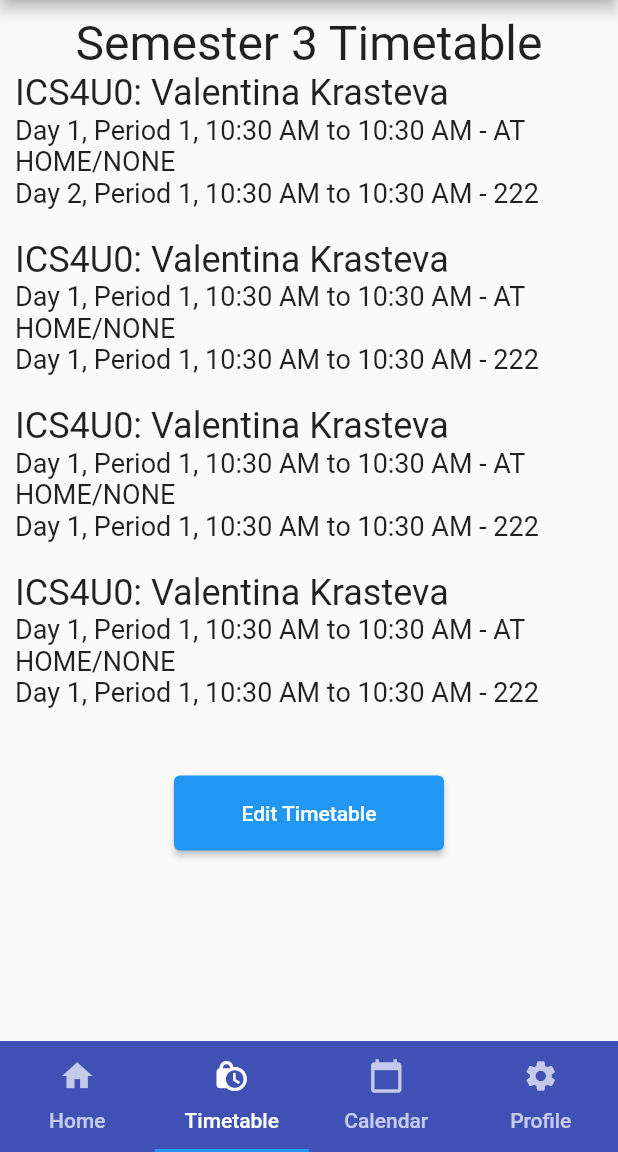
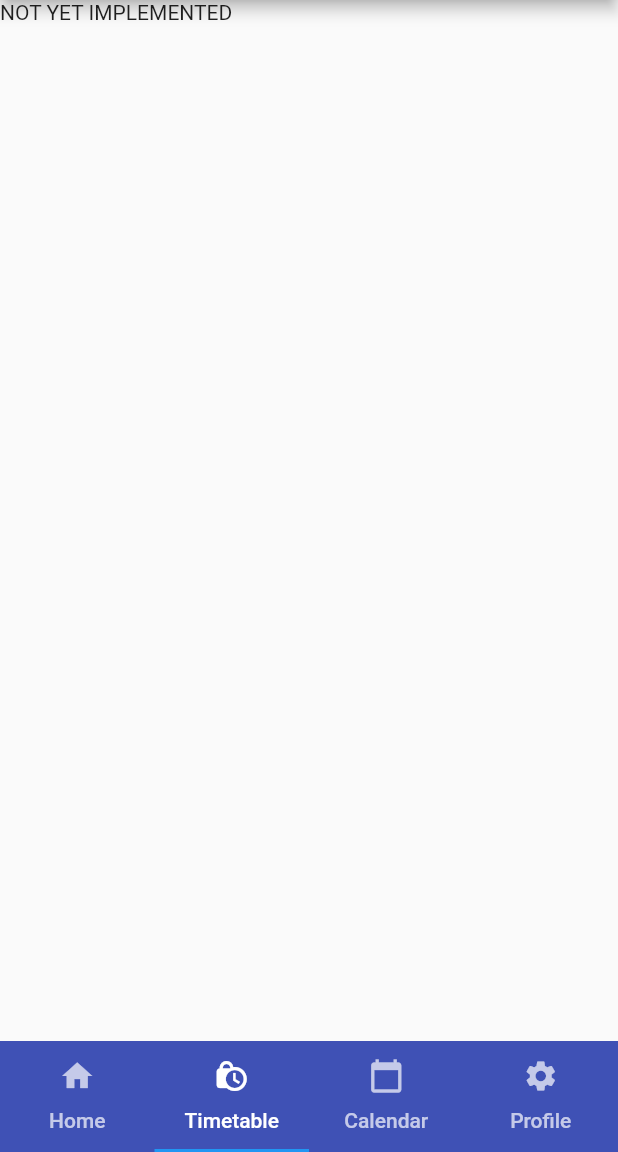
Before and after one commit to toolmac/app, a Flutter app: the HomePage screen opened directly, item 2 of the bottom bar chosen, after a tap on "Edit Timetable", on a phone screen of 412 x 824 dp, the part 84-1236 px from its top. Run offline on Flutter 3.47's test engine with Material 2 defaults, Android fonts, the phone set to English and light mode, and no system bars; our stand-ins replace table_calendar.

Commit message:
Add day display

```diff
--- a/lib/main.dart
+++ b/lib/main.dart
@@ -1,5 +1,6 @@
 import 'package:flutter/material.dart';
 import 'package:table_calendar/table_calendar.dart';
+import 'package:intl/intl.dart';
 
 void main() {
   runApp(App());
@@ -95,7 +96,10 @@ class _LogInPageState extends State<LogInPage> {
                     Text('Don\'t have an account? '),
                     GestureDetector(
                       onTap: () {
-                        Navigator.of(context).pushReplacement(new MaterialPageRoute(builder: (BuildContext context) => SignUpPage()));
+                        Navigator.of(context).pushReplacement(
+                            new MaterialPageRoute(
+                                builder: (BuildContext context) =>
+                                    SignUpPage()));
                       },
                       child: Text(
                         'Sign Up',
@@ -272,7 +276,10 @@ class _SignUpPageState extends State<SignUpPage> {
                     Text('Already have an account? '),
                     GestureDetector(
                       onTap: () {
-                        Navigator.of(context).pushReplacement(new MaterialPageRoute(builder: (BuildContext context) => LogInPage()));
+                        Navigator.of(context).pushReplacement(
+                            new MaterialPageRoute(
+                                builder: (BuildContext context) =>
+                                    LogInPage()));
                       },
                       child: Text(
                         'Log In',
@@ -464,13 +471,38 @@ class _AnnouncementsScreenState extends State<AnnouncementsScreen>
   @override
   bool get wantKeepAlive => true;
 
+  String dateToVerbose(DateTime d) {
+    final DateFormat formatter = DateFormat('EEEE, MMMM d, y');
+    return formatter.format(d);
+  }
+
   @override
   Widget build(BuildContext context) {
     super.build(context);
+    var now = DateTime.now();
     return Container(
       child: SingleChildScrollView(
         child: Center(
           child: Column(children: <Widget>[
+            Container(
+                width: double.infinity,
+                margin: EdgeInsets.all(10),
+                child: Card(
+                    child: Padding(
+                  padding: EdgeInsets.all(15),
+                  child: Column(
+                    children: <Widget>[
+                      Text(dateToVerbose(now),
+                          style: TextStyle(
+                            fontSize: 28,
+                          )),
+                      Text('Day 4',
+                          style: TextStyle(
+                            fontSize: 28,
+                          )),
+                    ],
+                  ),
+                ))),
             AnnouncementWidget(Announcement(
               title: 'THIS IS AN ANNOUNCEMENT',
               from: 'TOOLMAC ADMINS',
@@ -646,9 +678,7 @@ class _TimetableScreenState extends State<TimetableScreen>
 
   _TimetableScreenState({this.timetable = const Timetable()});
 
-  @override
-  Widget build(BuildContext context) {
-    super.build(context);
+  Widget viewTimetable(BuildContext context) {
     var sem = timetable.semester;
     return Container(
       margin: EdgeInsets.all(10.0),
@@ -706,7 +736,10 @@ class _TimetableScreenState extends State<TimetableScreen>
             padding: EdgeInsets.only(top: 25),
             child: ElevatedButton(
               child: Text('Edit Timetable'),
-              onPressed: () {},
+              onPressed: () {
+                editing = true;
+                setState(() {});
+              },
               style: ButtonStyle(
                 minimumSize: MaterialStateProperty.all(Size(180, 50)),
               ),
@@ -717,7 +750,28 @@ class _TimetableScreenState extends State<TimetableScreen>
     );
   }
 
+  Widget editTimetable(BuildContext context) {
+    return Text('NOT YET IMPLEMENTED');
+    /*
+    return Container(
+      margin: EdgeInsets.all(10.0),
+      child:
+    );
+    */
+  }
+
+  @override
+  Widget build(BuildContext context) {
+    super.build(context);
+    if (editing) {
+      return editTimetable(context);
+    } else {
+      return viewTimetable(context);
+    }
+  }
+
   Timetable timetable;
+  bool editing = false;
 }
 
 class CalendarScreen extends StatefulWidget {
--- a/pubspec.yaml
+++ b/pubspec.yaml
@@ -25,6 +25,7 @@ dependencies:
     sdk: flutter
 
   table_calendar: ^3.0.0
+  intl: ^0.17.0
 
   # The following adds the Cupertino Icons font to your application.
   # Use with the CupertinoIcons class for iOS style icons.
```
Also changed, not shown: pubspec.lock.
